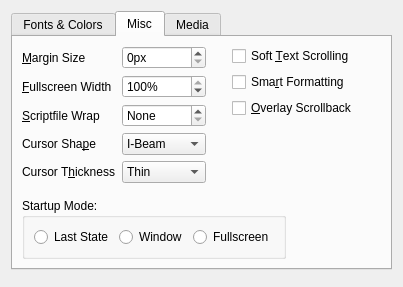
First picture: the form in src/confdialog.ui, repository realnc/hugor, before the edit.
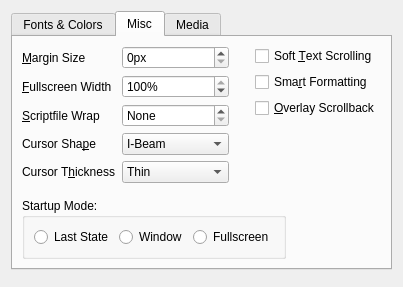
Second picture: the form after the edit. The open tabs and pages were chosen to show the change. Custom widgets are drawn as their Qt base class.

Commit message: Config dialog tweaks

Patch:
```diff
--- a/src/confdialog.ui
+++ b/src/confdialog.ui
@@ -283,6 +283,12 @@
       <layout class="QGridLayout" name="gridLayout_2">
        <item row="0" column="0">
         <layout class="QFormLayout" name="formLayout_3">
+         <property name="fieldGrowthPolicy">
+          <enum>QFormLayout::ExpandingFieldsGrow</enum>
+         </property>
+         <property name="rightMargin">
+          <number>20</number>
+         </property>
          <item row="0" column="0">
           <widget class="QLabel" name="marginSizeLabel">
            <property name="text">
@@ -295,6 +301,12 @@
          </item>
          <item row="0" column="1">
           <widget class="QSpinBox" name="marginSizeSpinBox">
+           <property name="sizePolicy">
+            <sizepolicy hsizetype="Expanding" vsizetype="Fixed">
+             <horstretch>0</horstretch>
+             <verstretch>0</verstretch>
+            </sizepolicy>
+           </property>
            <property name="suffix">
             <string>px</string>
            </property>
@@ -315,6 +327,12 @@
          </item>
          <item row="1" column="1">
           <widget class="QSpinBox" name="fullscreenWidthSpinBox">
+           <property name="sizePolicy">
+            <sizepolicy hsizetype="Expanding" vsizetype="Fixed">
+             <horstretch>0</horstretch>
+             <verstretch>0</verstretch>
+            </sizepolicy>
+           </property>
            <property name="suffix">
             <string>%</string>
            </property>
@@ -341,6 +359,12 @@
          </item>
          <item row="2" column="1">
           <widget class="QSpinBox" name="scriptWrapSpinBox">
+           <property name="sizePolicy">
+            <sizepolicy hsizetype="Expanding" vsizetype="Fixed">
+             <horstretch>0</horstretch>
+             <verstretch>0</verstretch>
+            </sizepolicy>
+           </property>
            <property name="specialValueText">
             <string>None</string>
            </property>
@@ -367,6 +391,12 @@
          </item>
          <item row="3" column="1">
           <widget class="QComboBox" name="cursorShapeComboBox">
+           <property name="sizePolicy">
+            <sizepolicy hsizetype="Expanding" vsizetype="Fixed">
+             <horstretch>0</horstretch>
+             <verstretch>0</verstretch>
+            </sizepolicy>
+           </property>
            <item>
             <property name="text">
              <string>I-Beam</string>
@@ -396,6 +426,12 @@
          </item>
          <item row="4" column="1">
           <widget class="QComboBox" name="cursorThicknessComboBox">
+           <property name="sizePolicy">
+            <sizepolicy hsizetype="Expanding" vsizetype="Fixed">
+             <horstretch>0</horstretch>
+             <verstretch>0</verstretch>
+            </sizepolicy>
+           </property>
            <item>
             <property name="text">
              <string>Thin</string>
@@ -417,9 +453,6 @@
        </item>
        <item row="0" column="1">
         <layout class="QFormLayout" name="formLayout_5">
-         <property name="leftMargin">
-          <number>20</number>
-         </property>
          <item row="0" column="0">
           <widget class="QCheckBox" name="softScrollCheckBox">
            <property name="toolTip">
```
Left out of the diff: 24 changed lines with no effect on the pictures.
